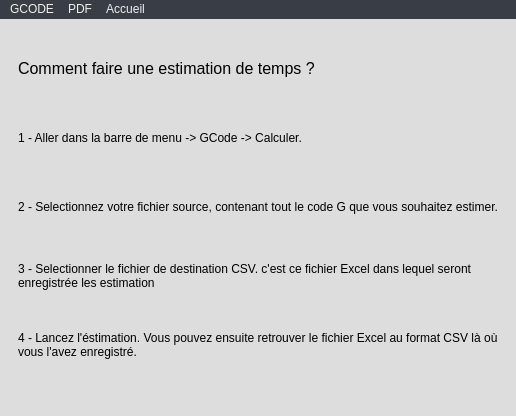
The window that UI/interface.ui (0BAB1/DunchaTools) describes before a commit, drawn with Qt 5.
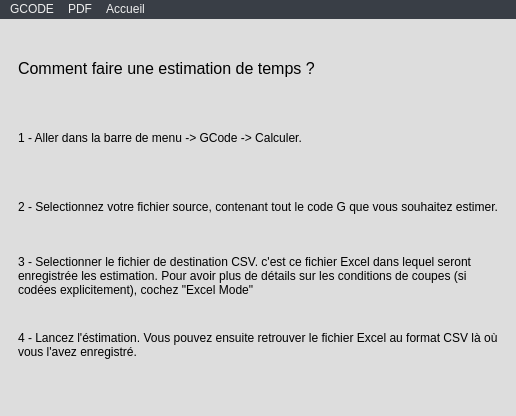
The same window after the commit. The open tabs and pages were chosen to show the change. Icons and pictures are not drawn.

Diff of the .ui file:
```diff
--- a/UI/interface.ui
+++ b/UI/interface.ui
@@ -288,7 +288,7 @@
            <bool>false</bool>
           </property>
           <property name="text">
-           <string>3 - Selectionner le fichier de destination CSV. c'est ce fichier Excel dans lequel seront enregistrée les estimation </string>
+           <string>3 - Selectionner le fichier de destination CSV. c'est ce fichier Excel dans lequel seront enregistrée les estimation. Pour avoir plus de détails sur les conditions de coupes (si codées explicitement), cochez &quot;Excel Mode&quot;</string>
           </property>
           <property name="wordWrap">
            <bool>true</bool>
```
Left out of the diff: 2 changed lines with no effect on the pictures.
